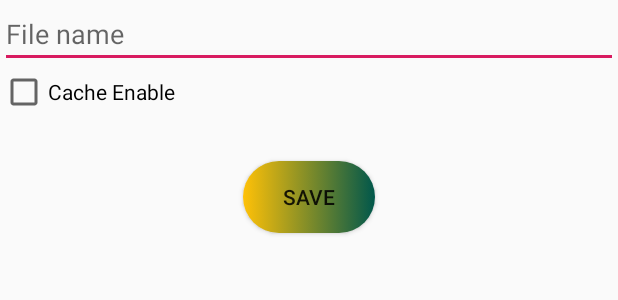
After one commit to Reza-saeedi/Android-Course-3, an Android app: the layout prefrences_fragment.xml on its own in the app's theme, with its tools: preview values and no code run, on a phone screen of 412 x 824 dp. The commit adds this screen. Shown: the top 300 px of the screen. Run offline under Robolectric (Android 15) with nearby library versions, the light colour scheme and no system bars.

Commit message:
session 11

```diff
--- a/app/build.gradle
+++ b/app/build.gradle
@@ -27,4 +27,6 @@ dependencies {
     androidTestImplementation 'androidx.test.espresso:espresso-core:3.2.0'
     implementation 'pl.droidsonroids.gif:android-gif-drawable:1.2.19'
     implementation "com.google.android.material:material:1.2.0-alpha03"
+
+    implementation 'com.squareup.picasso:picasso:2.71828'
 }
--- a/app/src/main/AndroidManifest.xml
+++ b/app/src/main/AndroidManifest.xml
@@ -4,6 +4,11 @@
 
     <uses-permission android:name="android.permission.ACCESS_NETWORK_STATE" />
     <uses-permission android:name="android.permission.INTERNET"/>
+
+
+
+    <uses-permission android:name="android.permission.WRITE_EXTERNAL_STORAGE"/>
+    <uses-permission android:name="android.permission.READ_EXTERNAL_STORAGE"/>
 
 
     <application
--- a/app/src/main/java/ir/gov/siri/app/ViewPager/BazaarViewPagerAdapter.java
+++ b/app/src/main/java/ir/gov/siri/app/ViewPager/BazaarViewPagerAdapter.java
@@ -15,6 +15,7 @@ import com.google.android.material.tabs.TabLayout;
 
 import java.util.HashMap;
 
+import ir.gov.siri.app.Fragment.FragmentPreferences;
 import ir.gov.siri.app.Fragment.ImageDownloaderFragment;
 import ir.gov.siri.app.Fragment.MyFragment;
 import ir.gov.siri.app.R;
@@ -37,8 +38,10 @@ public class BazaarViewPagerAdapter extends FragmentStatePagerAdapter {
         {
             return ImageDownloaderFragment.getInstance();
         }else
-        if(position%2==0)
+        if(position==1)
         {
+            return FragmentPreferences.getInstance();
+        }else if(position%3==0){
             if(myFragments.get(position)!=null)
                 return myFragments.get(position);
             MyFragment myFragment=MyFragment.getInstance("View pager Item :"+position);
--- /dev/null
+++ b/app/src/main/res/layout/prefrences_fragment.xml
@@ -0,0 +1,37 @@
+<?xml version="1.0" encoding="utf-8"?>
+<LinearLayout xmlns:android="http://schemas.android.com/apk/res/android"
+    android:orientation="vertical" android:layout_width="match_parent"
+    android:layout_height="match_parent">
+
+    <EditText
+        android:id="@+id/et_file_name"
+        android:layout_width="match_parent"
+        android:layout_height="wrap_content"
+        android:hint="File name">
+
+    </EditText>
+
+    <CheckBox
+        android:id="@+id/cb_my_check_box"
+        android:layout_width="match_parent"
+        android:layout_height="wrap_content"
+        android:text="Cache Enable"/>
+
+
+    <Button
+        android:id="@+id/btn_save_prefrence"
+        android:layout_width="wrap_content"
+        android:layout_height="wrap_content"
+        android:layout_gravity="center"
+        android:layout_margin="30dp"
+        android:background="@drawable/btn_background"
+        android:text="Save" />
+
+
+    <ImageView
+        android:id="@+id/iv_download"
+        android:layout_width="match_parent"
+        android:scaleType="fitCenter"
+        android:layout_height="200dp"/>
+
+</LinearLayout>
```
Also changed, not shown: app/src/main/java/ir/gov/siri/app/DownloadManager/DownloadManager.java (+42 -2 lines), app/src/main/java/ir/gov/siri/app/FileManager.java (added, +47 -0 lines), app/src/main/java/ir/gov/siri/app/Fragment/FragmentPreferences.java (added, +82 -0 lines), app/src/main/java/ir/gov/siri/app/Fragment/ImageDownloaderFragment.java (+18 -0 lines).
